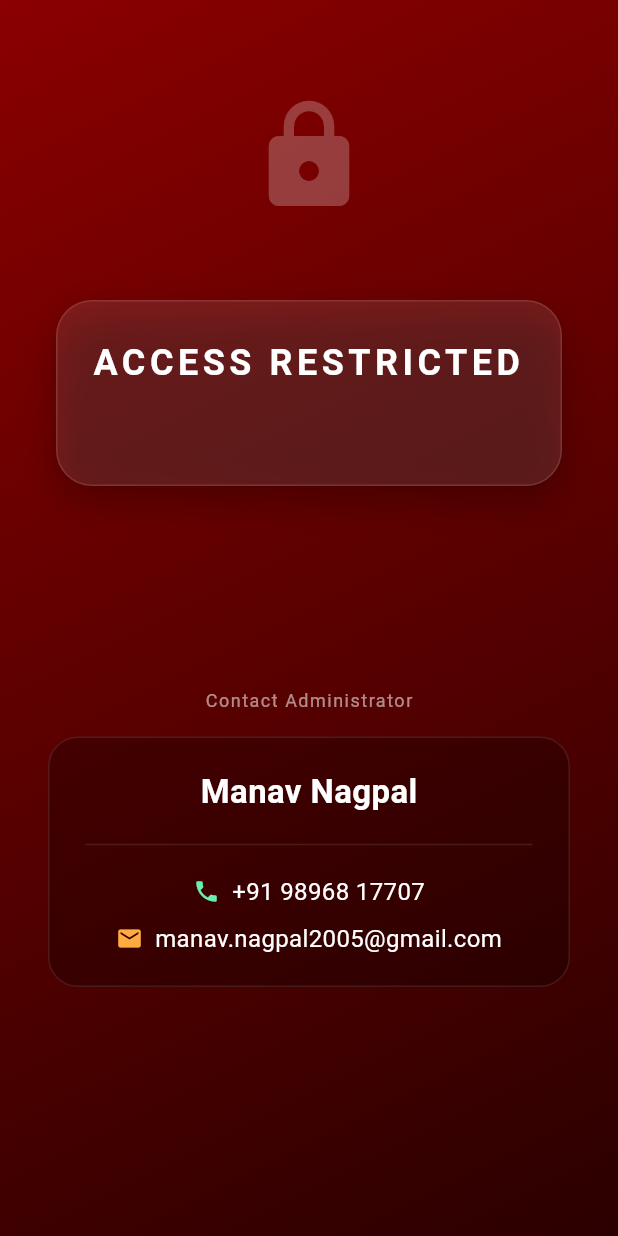
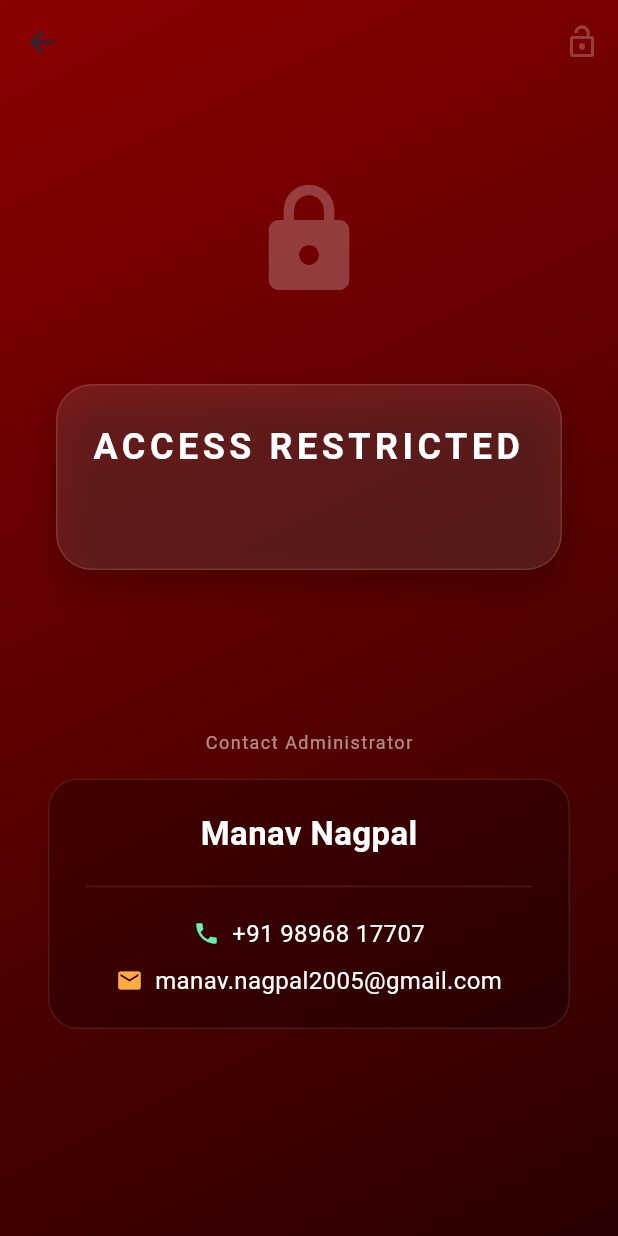
Before and after one commit to manavnagpal08/namkeen_manager, a Flutter app: the AccessRestrictedScreen screen opened directly with empty values, on a phone screen of 412 x 824 dp. Run offline on Flutter 3.47's test engine with Material 3 defaults, Android fonts, the phone set to English and light mode, and no system bars; our stand-ins replace cloud_firestore, firebase_core, fl_chart, google_fonts, image_picker, pdf and 3 more; missing offline and left inert: esc_pos_utils_plus, flutter_pos_printer_platform_image_3; accounts and stored records are empty.

Commit message:
Fix Access Screen: Added SelectionArea (Copy support) and AppBar Action (Reliable Click)

```diff
--- a/lib/screens/access_restricted_screen.dart
+++ b/lib/screens/access_restricted_screen.dart
@@ -101,7 +101,22 @@ class _AccessRestrictedScreenState extends State<AccessRestrictedScreen> {
     final contact = widget.config['developer_contact'] ?? 'Contact Admin';
 
     return Scaffold(
+      extendBodyBehindAppBar: true, // Allow gradient to show behind app bar
+      appBar: AppBar(
+        backgroundColor: Colors.transparent,
+        elevation: 0,
+        actions: [
+          // Fallback Unlock Button in AppBar (Always works)
+          IconButton(
+            icon: const Icon(Icons.lock_open, color: Colors.white24),
+            onPressed: _showAdminPanel,
+            tooltip: 'Admin Unlock',
+          ),
+        ],
+      ),
       body: Container(
+        width: double.infinity,
+        height: double.infinity,
         decoration: BoxDecoration(
           gradient: LinearGradient(
             begin: Alignment.topLeft,
@@ -109,6 +124,7 @@ class _AccessRestrictedScreenState extends State<AccessRestrictedScreen> {
             colors: [Color(0xFF8B0000), Color(0xFF2B0000)], // Deep Red Gradient
           ),
         ),
+        child: SelectionArea( // Allows text copying
           child: Stack(
             children: [
               SafeArea(
@@ -198,6 +214,7 @@ class _AccessRestrictedScreenState extends State<AccessRestrictedScreen> {
           ],
         ),
       ),
+    ), // Close Container and SelectionArea
     );
   }
 
```
Lines whose indentation alone changed are shown as unchanged.
